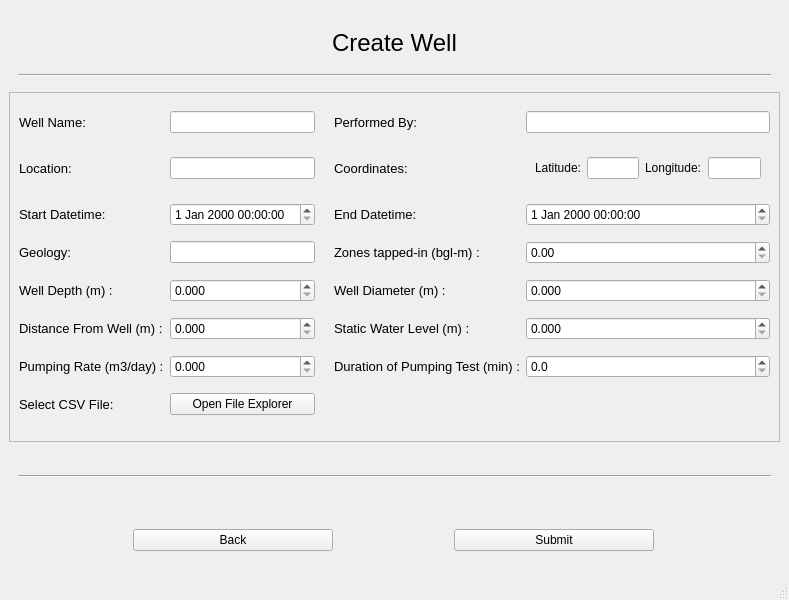
Qt form create_well.ui (dhairyashil-G/CGWB-Desktop-App) before a commit.
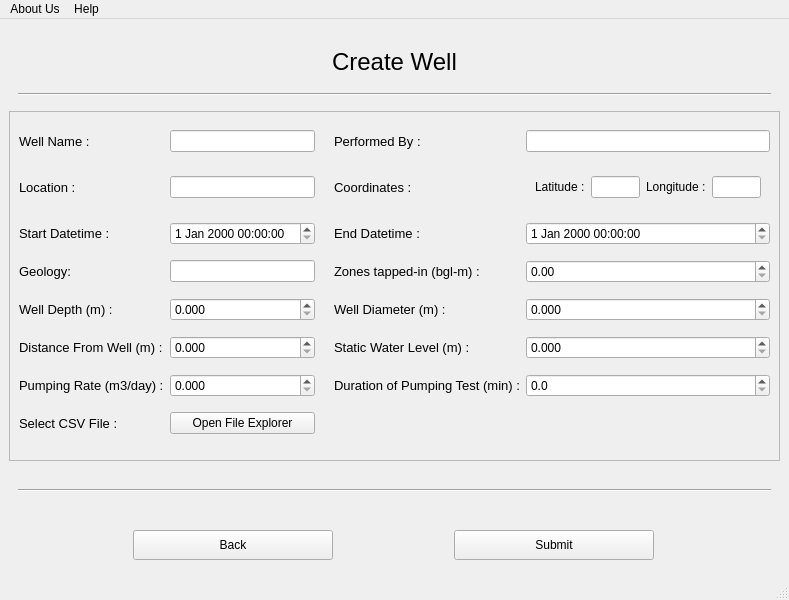
The same form after that commit.

The edit to the form file:
```diff
--- a/create_well.ui
+++ b/create_well.ui
@@ -76,7 +76,7 @@
           </font>
          </property>
          <property name="text">
-          <string>Select CSV File:</string>
+          <string>Select CSV File :</string>
          </property>
         </widget>
        </item>
@@ -94,7 +94,7 @@
           </font>
          </property>
          <property name="text">
-          <string>Well Name:</string>
+          <string>Well Name :</string>
          </property>
         </widget>
        </item>
@@ -109,7 +109,7 @@
           </font>
          </property>
          <property name="text">
-          <string>Location:</string>
+          <string>Location :</string>
          </property>
         </widget>
        </item>
@@ -136,7 +136,7 @@
           </font>
          </property>
          <property name="text">
-          <string>Performed By:</string>
+          <string>Performed By :</string>
          </property>
         </widget>
        </item>
@@ -232,7 +232,7 @@
           </font>
          </property>
          <property name="text">
-          <string>End Datetime:</string>
+          <string>End Datetime :</string>
          </property>
         </widget>
        </item>
@@ -271,7 +271,7 @@
           </font>
          </property>
          <property name="text">
-          <string>Coordinates:</string>
+          <string>Coordinates :</string>
          </property>
         </widget>
        </item>
@@ -283,7 +283,7 @@
           </font>
          </property>
          <property name="text">
-          <string>Start Datetime:</string>
+          <string>Start Datetime :</string>
          </property>
         </widget>
        </item>
@@ -342,7 +342,7 @@
           <item>
            <widget class="QLabel" name="label_4">
             <property name="text">
-             <string>Latitude:</string>
+             <string>Latitude :</string>
             </property>
            </widget>
           </item>
@@ -352,7 +352,7 @@
           <item>
            <widget class="QLabel" name="label_8">
             <property name="text">
-             <string>Longitude:</string>
+             <string>Longitude :</string>
             </property>
            </widget>
           </item>
@@ -383,6 +383,12 @@
       <layout class="QHBoxLayout" name="horizontalLayout">
        <item>
         <widget class="QPushButton" name="back_button">
+         <property name="minimumSize">
+          <size>
+           <width>100</width>
+           <height>30</height>
+          </size>
+         </property>
          <property name="maximumSize">
           <size>
            <width>200</width>
@@ -396,6 +402,12 @@
        </item>
        <item>
         <widget class="QPushButton" name="save_button">
+         <property name="minimumSize">
+          <size>
+           <width>100</width>
+           <height>30</height>
+          </size>
+         </property>
          <property name="maximumSize">
           <size>
            <width>200</width>
@@ -421,6 +433,18 @@
      <height>21</height>
     </rect>
    </property>
+   <widget class="QMenu" name="menuAbout">
+    <property name="title">
+     <string>About Us</string>
+    </property>
+   </widget>
+   <widget class="QMenu" name="menuHelp">
+    <property name="title">
+     <string>Help</string>
+    </property>
+   </widget>
+   <addaction name="menuAbout"/>
+   <addaction name="menuHelp"/>
   </widget>
   <widget class="QStatusBar" name="statusbar"/>
  </widget>
```
Left out of the diff: 5 changed lines with no effect on the pictures.
